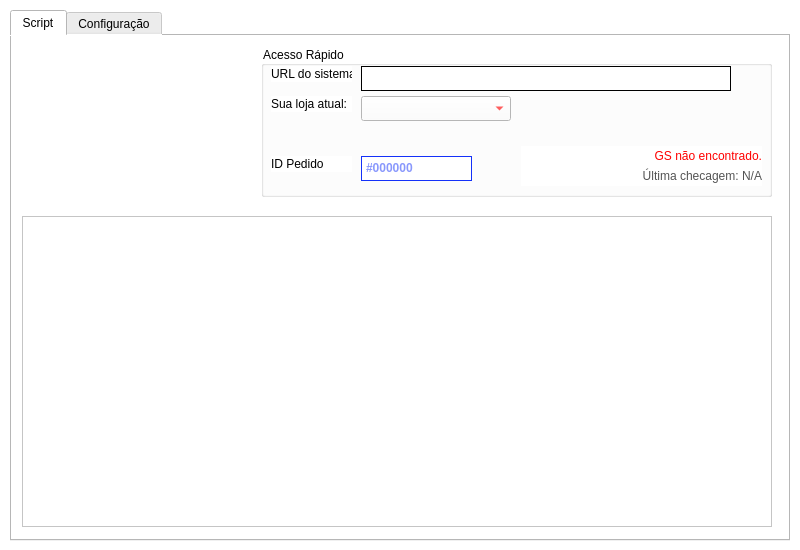
Before: the Qt Designer form assets/main.ui in ioisaque/ideyou-print, drawn with Qt 5.
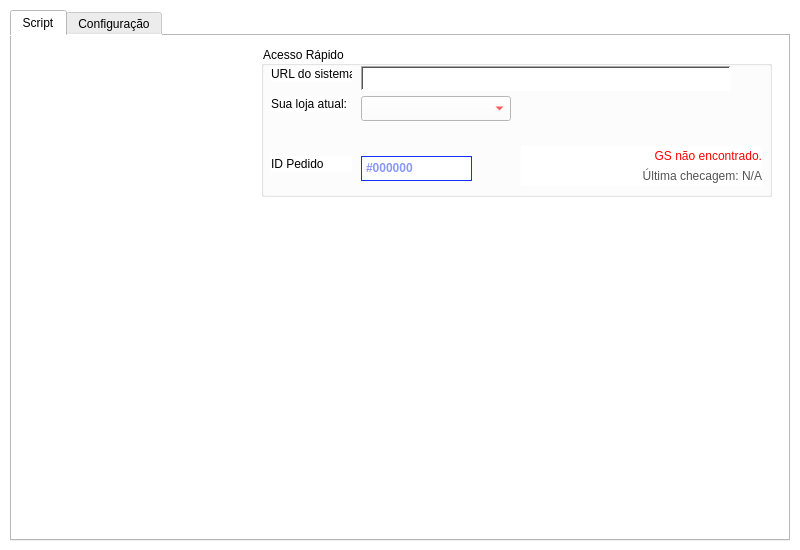
After: the same form once the commit is applied. Icons and pictures are not drawn.

Patch:
```diff
--- a/assets/main.ui
+++ b/assets/main.ui
@@ -19,6 +19,12 @@
     <verstretch>0</verstretch>
    </sizepolicy>
   </property>
+  <property name="maximumSize">
+   <size>
+    <width>800</width>
+    <height>550</height>
+   </size>
+  </property>
   <property name="windowTitle">
    <string>IdeYouPrint | Versão 1.0</string>
   </property>
@@ -77,20 +83,23 @@
      <attribute name="title">
       <string>Script</string>
      </attribute>
-     <widget class="QTableWidget" name="log_box">
+     <widget class="QTableWidget" name="table_box">
+      <property name="enabled">
+       <bool>false</bool>
+      </property>
       <property name="geometry">
        <rect>
         <x>10</x>
         <y>180</y>
         <width>750</width>
-        <height>311</height>
+        <height>310</height>
        </rect>
       </property>
       <property name="alternatingRowColors">
        <bool>true</bool>
       </property>
       <property name="rowCount">
-       <number>0</number>
+       <number>1</number>
       </property>
       <property name="columnCount">
        <number>2</number>
@@ -125,6 +134,11 @@
       <attribute name="verticalHeaderStretchLastSection">
        <bool>false</bool>
       </attribute>
+      <row>
+       <property name="text">
+        <string>1</string>
+       </property>
+      </row>
       <column>
        <property name="text">
         <string>ID_PEDIDO</string>
@@ -135,6 +149,16 @@
         <string>ACAO</string>
        </property>
       </column>
+      <item row="0" column="0">
+       <property name="text">
+        <string>000001</string>
+       </property>
+      </item>
+      <item row="0" column="1">
+       <property name="text">
+        <string>PRINT</string>
+       </property>
+      </item>
      </widget>
      <widget class="QLabel" name="img_logo">
       <property name="geometry">
@@ -235,10 +259,10 @@
         <set>Qt::ImhNone</set>
        </property>
        <property name="frameShape">
-        <enum>QFrame::Box</enum>
+        <enum>QFrame::WinPanel</enum>
        </property>
        <property name="frameShadow">
-        <enum>QFrame::Plain</enum>
+        <enum>QFrame::Sunken</enum>
        </property>
        <property name="verticalScrollBarPolicy">
         <enum>Qt::ScrollBarAlwaysOff</enum>
@@ -530,6 +554,77 @@
        </property>
       </widget>
      </widget>
+     <widget class="QTextBrowser" name="log_box">
+      <property name="enabled">
+       <bool>true</bool>
+      </property>
+      <property name="geometry">
+       <rect>
+        <x>10</x>
+        <y>180</y>
+        <width>750</width>
+        <height>310</height>
+       </rect>
+      </property>
+      <property name="sizePolicy">
+       <sizepolicy hsizetype="Fixed" vsizetype="Fixed">
+        <horstretch>0</horstretch>
+        <verstretch>0</verstretch>
+       </sizepolicy>
+      </property>
+      <property name="maximumSize">
+       <size>
+        <width>750</width>
+        <height>310</height>
+       </size>
+      </property>
+      <property name="font">
+       <font>
+        <weight>75</weight>
+        <bold>true</bold>
+       </font>
+      </property>
+      <property name="cursor" stdset="0">
+       <cursorShape>PointingHandCursor</cursorShape>
+      </property>
+      <property name="contextMenuPolicy">
+       <enum>Qt::NoContextMenu</enum>
+      </property>
+      <property name="styleSheet">
+       <string notr="true">font-weight: bold; color: #000;</string>
+      </property>
+      <property name="inputMethodHints">
+       <set>Qt::ImhNone</set>
+      </property>
+      <property name="frameShape">
+       <enum>QFrame::NoFrame</enum>
+      </property>
+      <property name="frameShadow">
+       <enum>QFrame::Plain</enum>
+      </property>
+      <property name="verticalScrollBarPolicy">
+       <enum>Qt::ScrollBarAsNeeded</enum>
+      </property>
+      <property name="horizontalScrollBarPolicy">
+       <enum>Qt::ScrollBarAlwaysOff</enum>
+      </property>
+      <property name="readOnly">
+       <bool>true</bool>
+      </property>
+      <property name="html">
+       <string>&lt;!DOCTYPE HTML PUBLIC &quot;-//W3C//DTD HTML 4.0//EN&quot; &quot;http://www.w3.org/TR/REC-html40/strict.dtd&quot;&gt;
+&lt;html&gt;&lt;head&gt;&lt;meta name=&quot;qrichtext&quot; content=&quot;1&quot; /&gt;&lt;style type=&quot;text/css&quot;&gt;
+p, li { white-space: pre-wrap; }
+&lt;/style&gt;&lt;/head&gt;&lt;body style=&quot; font-family:'MS Shell Dlg 2'; font-size:8.25pt; font-weight:600; font-style:normal;&quot;&gt;
+&lt;p style=&quot;-qt-paragraph-type:empty; margin-top:0px; margin-bottom:0px; margin-left:0px; margin-right:0px; -qt-block-indent:0; text-indent:0px; font-size:11pt;&quot;&gt;&lt;br /&gt;&lt;/p&gt;&lt;/body&gt;&lt;/html&gt;</string>
+      </property>
+      <property name="textInteractionFlags">
+       <set>Qt::LinksAccessibleByMouse</set>
+      </property>
+      <property name="placeholderText">
+       <string/>
+      </property>
+     </widget>
     </widget>
     <widget class="QWidget" name="tab2">
      <attribute name="title">
```
